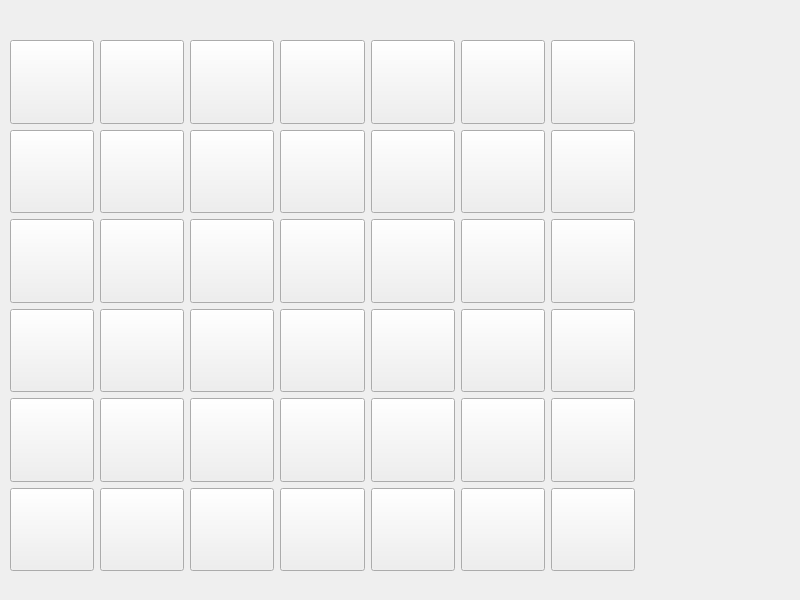
Old version of the form Morpion/morpion.ui in the repository KXCARROY/ProjetCpp.
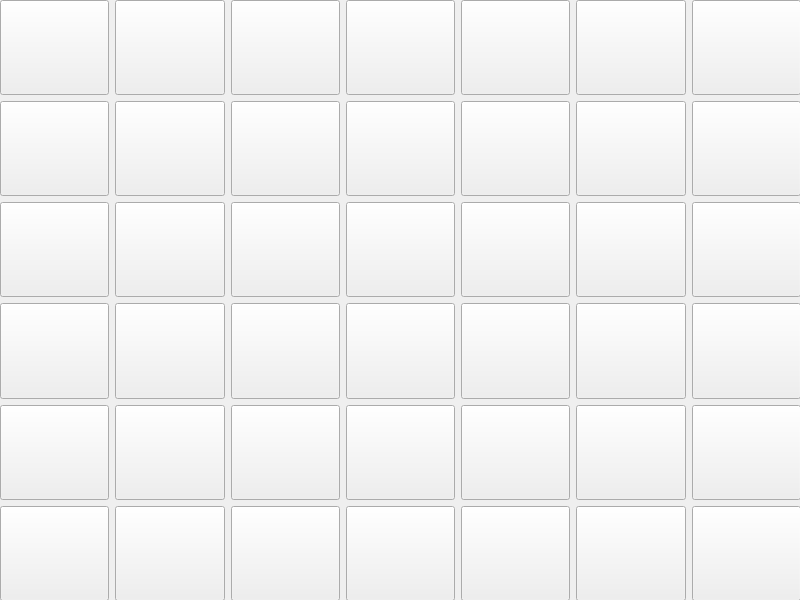
New version of the form.

```diff
--- a/Morpion/morpion.ui
+++ b/Morpion/morpion.ui
@@ -16,13 +16,16 @@
   <widget class="QWidget" name="gridLayoutWidget">
    <property name="geometry">
     <rect>
-     <x>10</x>
-     <y>40</y>
-     <width>625</width>
-     <height>531</height>
+     <x>0</x>
+     <y>0</y>
+     <width>801</width>
+     <height>601</height>
     </rect>
    </property>
    <layout class="QGridLayout" name="gridLayout">
+    <property name="sizeConstraint">
+     <enum>QLayout::SetMaximumSize</enum>
+    </property>
     <item row="2" column="0">
      <widget class="QPushButton" name="button20">
       <property name="sizePolicy">
@@ -286,7 +289,7 @@
     <item row="0" column="0">
      <widget class="QPushButton" name="button00">
       <property name="sizePolicy">
-       <sizepolicy hsizetype="MinimumExpanding" vsizetype="MinimumExpanding">
+       <sizepolicy hsizetype="Expanding" vsizetype="Expanding">
         <horstretch>0</horstretch>
         <verstretch>0</verstretch>
        </sizepolicy>
```
